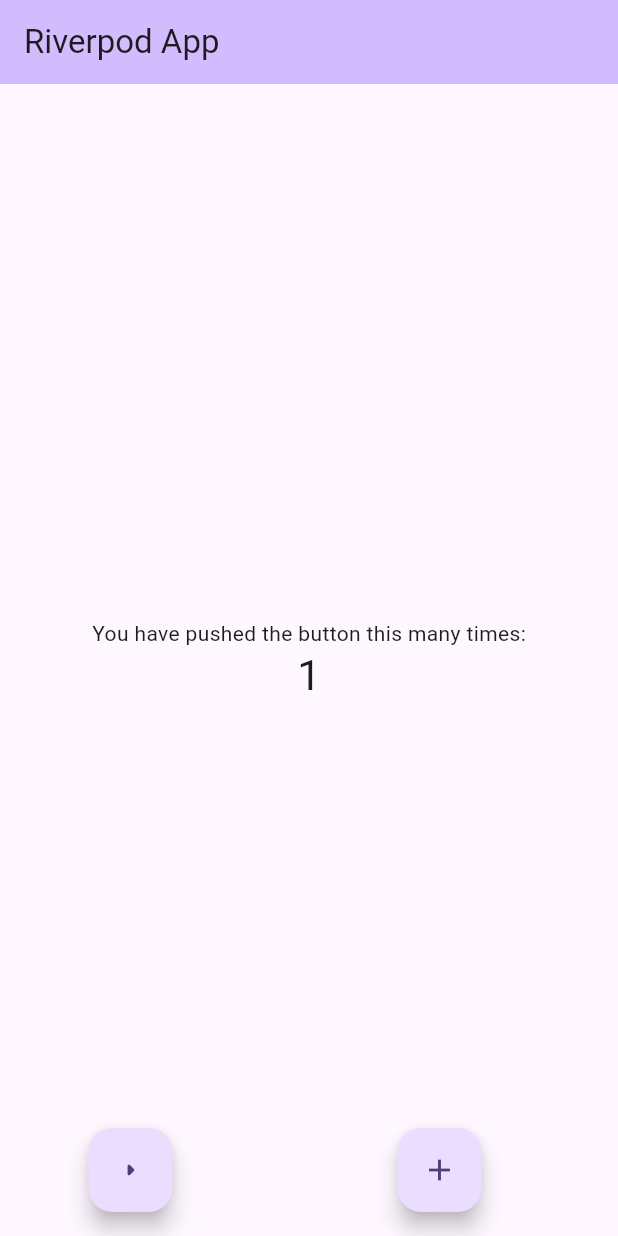
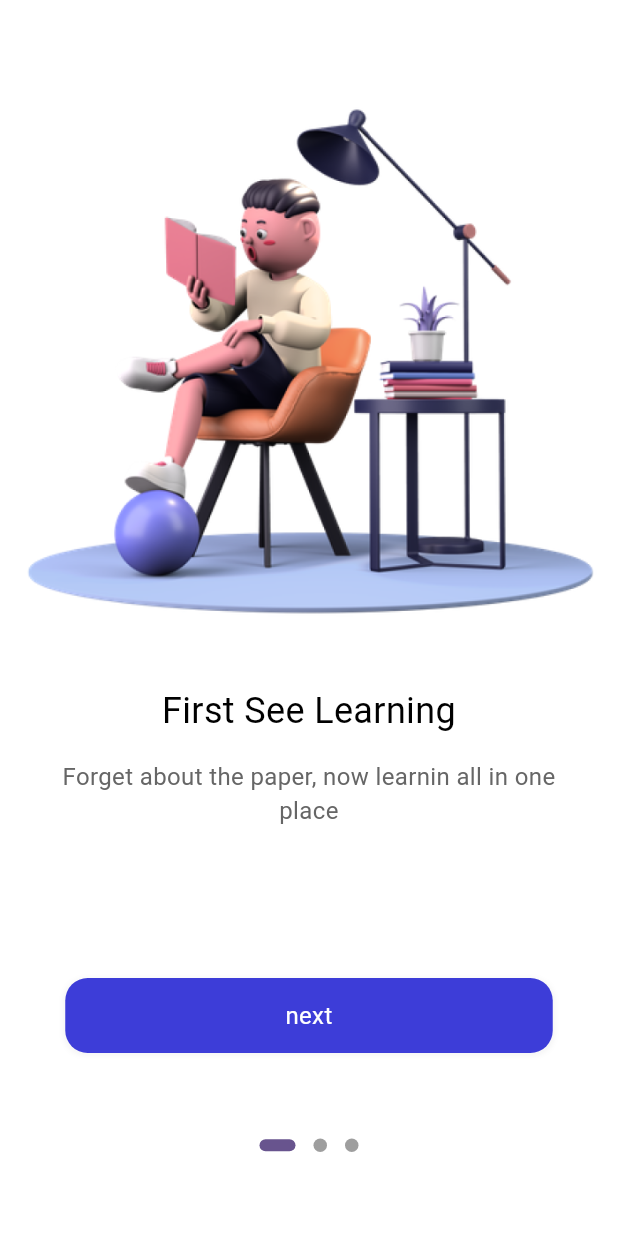
Before and after one commit to siabard/flutter_ulearning_app, a Flutter app: the screen it shows after launch, on a phone screen of 412 x 824 dp. Run offline on Flutter 3.47's test engine with Material 3 defaults, Android fonts, the phone set to English and light mode, and no system bars; drawn by our look-alikes of dots_indicator; our stand-ins replace flutter_riverpod, riverpod_annotation; generated files the repository leaves out were written again.

Commit message:
Riverpod / 페이지 이동 추가

```diff
--- a/lib/main.dart
+++ b/lib/main.dart
@@ -1,5 +1,6 @@
 import 'package:flutter/material.dart';
 import 'package:flutter_riverpod/flutter_riverpod.dart';
+import 'package:ulearning_app/pages/welcome/welcome.dart';
 
 void main() {
   runApp(const ProviderScope(child: MyApp()));
@@ -21,7 +22,7 @@ class MyApp extends StatelessWidget {
         colorScheme: ColorScheme.fromSeed(seedColor: Colors.deepPurple),
         useMaterial3: true,
       ),
-      home: const MyHomePage(title: 'Riverpod App'),
+      home: Welcome(),
     );
   }
 }
--- /dev/null
+++ b/lib/pages/welcome/welcome.dart
@@ -0,0 +1,87 @@
+import 'package:dots_indicator/dots_indicator.dart';
+import 'package:flutter/material.dart';
+import 'package:flutter_riverpod/flutter_riverpod.dart';
+import 'package:ulearning_app/common/widgets/text_widgets.dart';
+import 'package:ulearning_app/pages/notifier/welcome_notifier.dart';
+import 'package:ulearning_app/pages/welcome/widgets.dart';
+
+class Welcome extends ConsumerWidget {
+  Welcome({super.key});
+  final PageController _controller = PageController();
+
+  @override
+  Widget build(BuildContext context, WidgetRef ref) {
+    final index = ref.watch(indexDotProvider);
+
+    return Container(
+      color: Colors.white,
+      child: SafeArea(
+        child: Scaffold(
+          backgroundColor: Colors.white,
+          body: Container(
+            margin: EdgeInsets.only(top: 30),
+            child: Stack(
+              alignment: Alignment.topCenter,
+              children: [
+                // Showing our three welcome pages
+                PageView(
+                  controller: _controller,
+                  scrollDirection: Axis.horizontal,
+                  children: [
+                    // first page
+                    appOnboardingPage(
+                      controller: _controller,
+                      index: 1,
+                      imagePath: "assets/images/reading.png",
+                      title: "First See Learning",
+                      subTitle:
+                          "Forget about the paper, now learnin all in one place",
+                      context: context,
+                    ),
+
+                    // second page
+                    appOnboardingPage(
+                      controller: _controller,
+                      index: 2,
+                      imagePath: "assets/images/man.png",
+                      title: "Connect with Everyone",
+                      subTitle:
+                          "Always keep in touch with your tutor and friends. Let's get connected",
+                      context: context,
+                    ),
+
+                    appOnboardingPage(
+                      controller: _controller,
+                      index: 3,
+                      imagePath: "assets/images/boy.png",
+                      title: "Always Facinated Learning",
+                      subTitle:
+                          "Anywhere, anytime. The tie is at your discretion. So study wherever you can",
+                      context: context,
+                    ),
+                  ],
+                  onPageChanged: (value) {
+                    ref.read(indexDotProvider.notifier).changeIndex(value);
+                  },
+                ),
+                Positioned(
+                  child: DotsIndicator(
+                    position: index,
+                    dotsCount: 3,
+                    mainAxisAlignment: MainAxisAlignment.center,
+                    decorator: DotsDecorator(
+                        size: const Size.square(9.0),
+                        activeSize: const Size(24.0, 8.0),
+                        activeShape: RoundedRectangleBorder(
+                            borderRadius: BorderRadius.circular(5))),
+                  ),
+                  bottom: 50,
+                ),
+              ],
+            ),
+          ),
+        ),
+      ),
+    );
+  }
+}
--- /dev/null
+++ b/lib/pages/welcome/widgets.dart
@@ -0,0 +1,65 @@
+import 'package:flutter/material.dart';
+import 'package:ulearning_app/common/utils/app_colors.dart';
+import 'package:ulearning_app/common/widgets/app_shadow.dart';
+import 'package:ulearning_app/common/widgets/text_widgets.dart';
+import 'package:ulearning_app/pages/sign_in/sign_in.dart';
+
+Widget appOnboardingPage({
+  required PageController controller,
+  int index = 0,
+  String imagePath = "assets/images/reading.png",
+  String title = "",
+  String subTitle = "",
+  required BuildContext context,
+}) {
+  return Column(children: [
+    Image.asset(
+      imagePath,
+      fit: BoxFit.fitWidth,
+    ),
+    Container(
+      margin: EdgeInsets.only(top: 15),
+      child: text24Normal(text: title),
+    ),
+    Container(
+      margin: EdgeInsets.only(top: 15),
+      padding: EdgeInsets.only(left: 30, right: 30),
+      child: text16Normal(text: subTitle),
+    ),
+    _nextButton(index, controller, context),
+  ]);
+}
+
+Widget _nextButton(int index, PageController controller, BuildContext context) {
+  return GestureDetector(
+    onTap: () {
+      if (index < 3) {
+        controller.animateToPage(
+          index,
+          duration: const Duration(milliseconds: 300),
+          curve: Curves.easeIn,
+        );
+      } else {
+        Navigator.push(
+          context,
+          MaterialPageRoute(
+            builder: (context) => SignIn(),
+          ),
+        );
+      }
+    },
+    child: Container(
+      width: 325,
+      height: 50,
+      margin: const EdgeInsets.only(
+        top: 100,
+        left: 25,
+        right: 25,
+      ),
+      decoration: appBoxShadow(),
+      child: Center(
+          child:
+              text16Normal(text: "next", color: AppColors.primaryBackground)),
+    ),
+  );
+}
--- a/pubspec.yaml
+++ b/pubspec.yaml
@@ -35,6 +35,9 @@ dependencies:
   # Use with the CupertinoIcons class for iOS style icons.
   cupertino_icons: ^1.0.2
   flutter_riverpod: ^2.4.9
+  dots_indicator: ^3.0.0
+  riverpod_generator: ^2.3.9
+  build_runner: ^2.4.8
 
 dev_dependencies:
   flutter_test:
```
Also changed, not shown: lib/common/utils/app_colors.dart (added, +34 -0 lines), lib/common/widgets/app_shadow.dart (added, +21 -0 lines), lib/common/widgets/text_widgets.dart (added, +30 -0 lines), lib/pages/notifier/welcome_notifier.dart (added, +15 -0 lines), lib/pages/sign_in/sign_in.dart (added, +21 -0 lines), lib/pages/notifier/welcome_notifier.g.dart (added), pubspec.lock.
